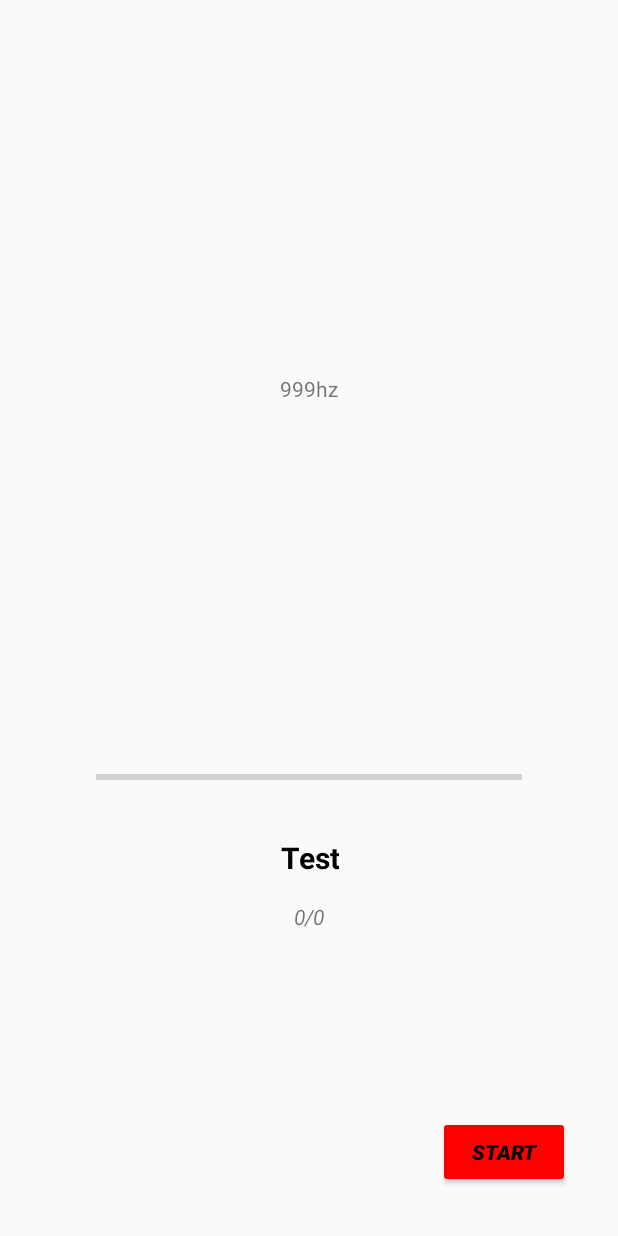
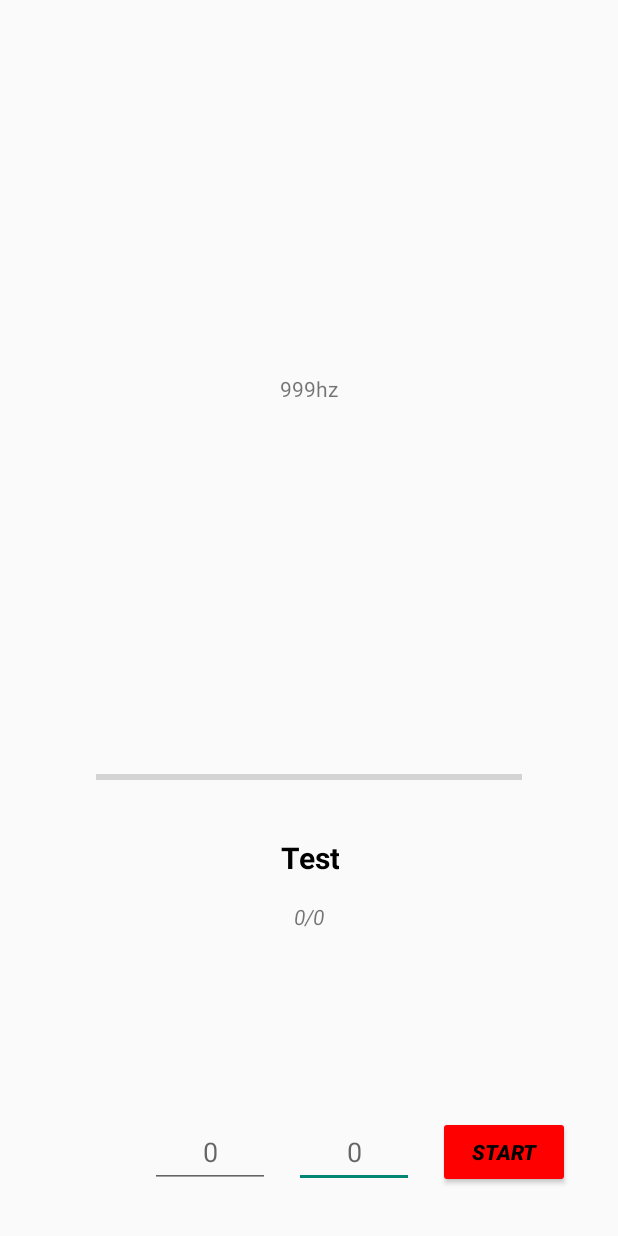
Before and after one commit to Cifoviko/AudioAccelerometerLogger, an Android app built with Jetpack Compose: the screen it shows after launch (MainActivity), after a tap on "START", on a phone screen of 412 x 824 dp. Run offline under Robolectric (Android 15) with nearby library versions, the phone set to English and light mode, and no system bars; 5 statements that could not run were skipped.

Commit message:
Track selection

```diff
--- a/app/src/main/java/com/example/audioaccelerometerlogger/MainActivity.kt
+++ b/app/src/main/java/com/example/audioaccelerometerlogger/MainActivity.kt
@@ -16,6 +16,8 @@ import android.os.Environment
 import android.util.Log
 import android.view.WindowManager
 import android.widget.Button
+import android.widget.EditText
+import android.widget.NumberPicker
 import android.widget.ProgressBar
 import android.widget.TextView
 import androidx.activity.ComponentActivity
@@ -46,6 +48,8 @@ class MainActivity : ComponentActivity(), SensorEventListener {
     private lateinit var trackIdTextView: TextView
     private lateinit var trackProgressBar: ProgressBar
     private lateinit var startTestButton: Button
+    private lateinit var startEditTextNumber: EditText
+    private lateinit var endEditTextNumber: EditText
 
     // +--------------+
     // | UI data vars |
@@ -55,13 +59,10 @@ class MainActivity : ComponentActivity(), SensorEventListener {
     // +------------------+
     // | MediaPlayer vars |
     // +------------------+
-    private lateinit var mediaPlayer: MediaPlayer
     private var playingMediaPlayer: MediaPlayer? = null
-    private var nextMediaPlayer: MediaPlayer? = null
-    private var playingResourceFd: AssetFileDescriptor? = null
-    private var nextResourceFd: AssetFileDescriptor? = null
-    private var isNextPrepared = false
     private lateinit var trackStartTimestamp: TimeMark
+    private var startTrackId = 0
+    private var endTrackId = 0
     private var playingTrackId = 0
     private lateinit var tracks: ArrayList<String>
     private lateinit var trackNames: ArrayList<String>
@@ -81,6 +82,7 @@ class MainActivity : ComponentActivity(), SensorEventListener {
     // +------------------------------------------------------------------------------------------+
     // | ================================= Main Activity ======================================== |
     // +------------------------------------------------------------------------------------------+
+    @SuppressLint("SetTextI18n")
     override fun onCreate(savedInstanceState: Bundle?) {
         super.onCreate(savedInstanceState)
 
@@ -96,16 +98,22 @@ class MainActivity : ComponentActivity(), SensorEventListener {
         trackIdTextView = findViewById(R.id.trackIdTextView)
         trackProgressBar = findViewById(R.id.trackProgressBar)
         startTestButton = findViewById(R.id.startTestButton)
+        startEditTextNumber = findViewById(R.id.startEditTextNumber)
+        endEditTextNumber = findViewById(R.id.endEditTextNumber)
 
         // Initialize Buttons
         startTestButton.setOnClickListener { startTest() }
 
         // Initialize media
         readTestTracks()
-        mediaPlayer = createMediaPlayer(0)
 
         // Initialize sensors
         setupSensors()
+
+        // Initialize UI data
+        trackIdTextView.text = "0/${tracks.size}"
+        startEditTextNumber.hint = "0"
+        endEditTextNumber.hint = tracks.size.toString()
     }
 
     override fun onAccuracyChanged(sensor: Sensor?, accuracy: Int) {
@@ -150,6 +158,12 @@ class MainActivity : ComponentActivity(), SensorEventListener {
     @SuppressLint("SetTextI18n")
     private fun updateHzView(hz: Double) {
         hzTextView.text = "%.1fHz".format(hz)
+    }
+
+    @SuppressLint("SetTextI18n")
+    private fun updateTrackInfo() {
+        trackNameTextView.text = trackNames[playingTrackId]
+        trackIdTextView.text = "${playingTrackId - startTrackId}/${endTrackId - startTrackId}"
     }
 
     private fun logAccelerometerData(x: Double, y: Double, z: Double) {
@@ -203,11 +217,21 @@ class MainActivity : ComponentActivity(), SensorEventListener {
         dataFile.writeText("Timestamp, X, Y, Z, MediaTimestamp, CalculatedMediaTimestamp, TrackName\n")
 
         // Restart MediaPlayer
+        startTrackId = 0
+        if (startEditTextNumber.text.isNotEmpty()) {
+            startTrackId = startEditTextNumber.text.toString().toInt()
+        }
+
+        endTrackId = tracks.size
+        if (endEditTextNumber.text.isNotEmpty()) {
+            endTrackId = endEditTextNumber.text.toString().toInt()
+        }
+
+        val mediaPlayer = createMediaPlayer(startTrackId)
         playingMediaPlayer = mediaPlayer
-        playingTrackId = 0
+        playingTrackId = startTrackId
 
-        trackNameTextView.text = trackNames[playingTrackId]
-        trackIdTextView.text = "$playingTrackId/${tracks.size}"
+        updateTrackInfo()
 
         mediaPlayer.start()
         trackStartTimestamp = timeSource.markNow()
@@ -243,7 +267,8 @@ class MainActivity : ComponentActivity(), SensorEventListener {
     private fun createMediaPlayer(id: Int): MediaPlayer {
         val player = MediaPlayer()
 
-        player.setDataSource(assets.openFd(tracks[id]))
+        val assetFd = assets.openFd(tracks[id])
+        player.setDataSource(assetFd)
         player.prepare()
 
         player.setVolume(1f, 1f)
@@ -253,13 +278,14 @@ class MainActivity : ComponentActivity(), SensorEventListener {
             player.reset()
             player.release()
 
-            if (id + 1 < tracks.size) {
+            assetFd.close()
+
+            if (id + 1 < endTrackId) {
                 val nextPlayer = createMediaPlayer(id + 1)
                 playingMediaPlayer = nextPlayer
                 playingTrackId = id + 1
 
-                trackNameTextView.text = trackNames[playingTrackId]
-                trackIdTextView.text = "$playingTrackId/${tracks.size}"
+                updateTrackInfo()
 
                 nextPlayer.start()
                 trackStartTimestamp = timeSource.markNow()
--- a/app/src/main/res/layout/main_layout.xml
+++ b/app/src/main/res/layout/main_layout.xml
@@ -71,4 +71,30 @@
         app:layout_constraintEnd_toEndOf="parent"
         app:layout_constraintStart_toStartOf="parent"
         app:layout_constraintTop_toBottomOf="@+id/trackNameTextView" />
+
+    <EditText
+        android:id="@+id/endEditTextNumber"
+        android:layout_width="80dp"
+        android:layout_height="48dp"
+        android:layout_marginEnd="16dp"
+        android:layout_marginBottom="32dp"
+        android:ems="10"
+        android:hint="6000"
+        android:inputType="number"
+        android:textAlignment="center"
+        app:layout_constraintBottom_toBottomOf="parent"
+        app:layout_constraintEnd_toStartOf="@+id/startTestButton" />
+
+    <EditText
+        android:id="@+id/startEditTextNumber"
+        android:layout_width="80dp"
+        android:layout_height="48dp"
+        android:layout_marginEnd="16dp"
+        android:layout_marginBottom="32dp"
+        android:ems="10"
+        android:hint="0"
+        android:inputType="number"
+        android:textAlignment="center"
+        app:layout_constraintBottom_toBottomOf="parent"
+        app:layout_constraintEnd_toStartOf="@+id/endEditTextNumber" />
 </androidx.constraintlayout.widget.ConstraintLayout>
```
